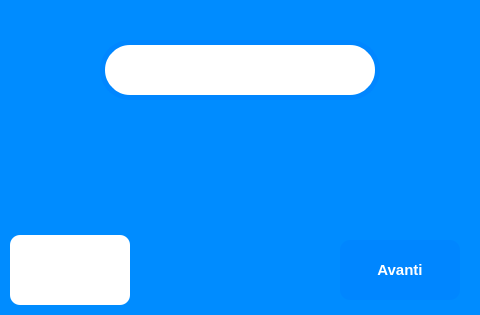
First picture: the form in view/inserisci_lotto_window.ui, repository ISacchitella/MicroOne_v1.1, before the edit.
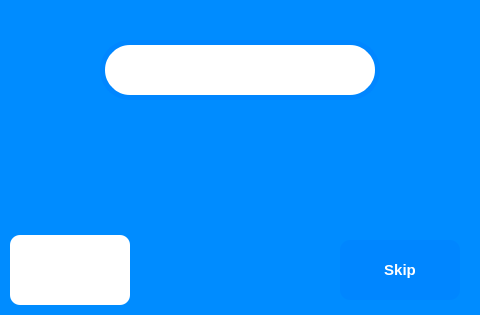
Second picture: the form after the edit. Icons and pictures are not drawn.

```diff
--- a/view/inserisci_lotto_window.ui
+++ b/view/inserisci_lotto_window.ui
@@ -103,7 +103,7 @@
 </string>
    </property>
    <property name="text">
-    <string>Avanti</string>
+    <string>Skip</string>
    </property>
   </widget>
   <widget class="QLineEdit" name="lotto_textbox">
```
Left out of the diff: 2 changed lines with no effect on the pictures.
